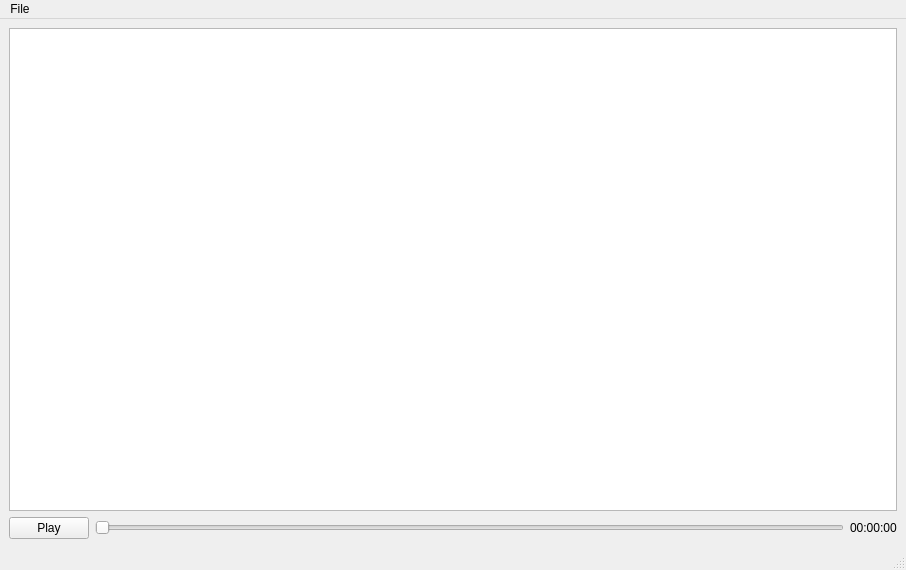
Above: ui_models/mainWindow.ui from couderbe/Sim_Replay before the change. Below: the same form after it.
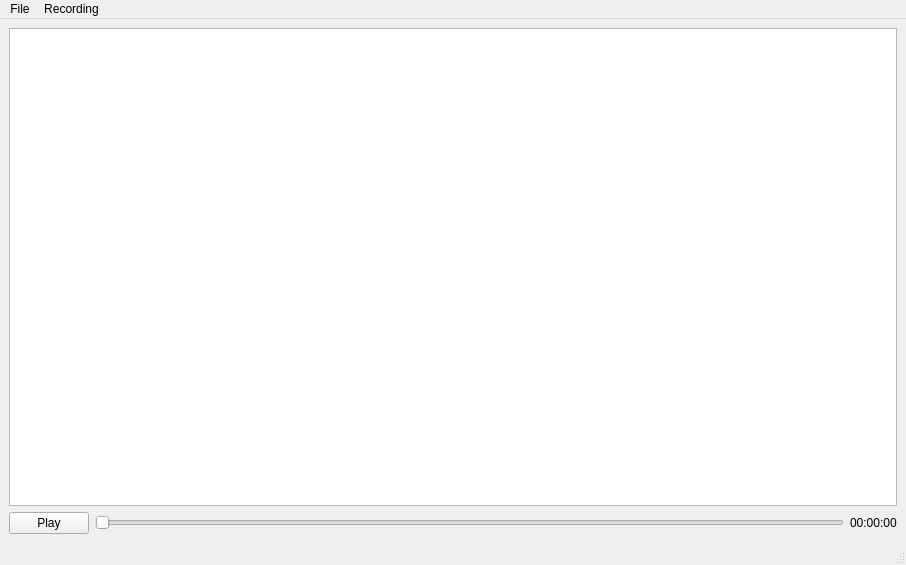
That is the form after the change.

Commit message: Connection to sim and save file is now avaible on the gui

What changed in the file:
```diff
--- a/ui_models/mainWindow.ui
+++ b/ui_models/mainWindow.ui
@@ -7,7 +7,7 @@
     <x>0</x>
     <y>0</y>
     <width>906</width>
-    <height>570</height>
+    <height>565</height>
    </rect>
   </property>
   <property name="windowTitle">
@@ -66,8 +66,18 @@
      <string>File</string>
     </property>
     <addaction name="actionOpen"/>
+    <addaction name="actionSave"/>
+    <addaction name="actionConnect_to_sim"/>
+   </widget>
+   <widget class="QMenu" name="menuRecording">
+    <property name="title">
+     <string>Recording</string>
+    </property>
+    <addaction name="actionStart_Recording"/>
+    <addaction name="actionStop_Recording"/>
    </widget>
    <addaction name="menuFile"/>
+   <addaction name="menuRecording"/>
   </widget>
   <widget class="QStatusBar" name="statusbar"/>
   <action name="actionOpen">
```
Left out of the diff: 20 changed lines with no effect on the pictures. The commit also changes 3 other files.
